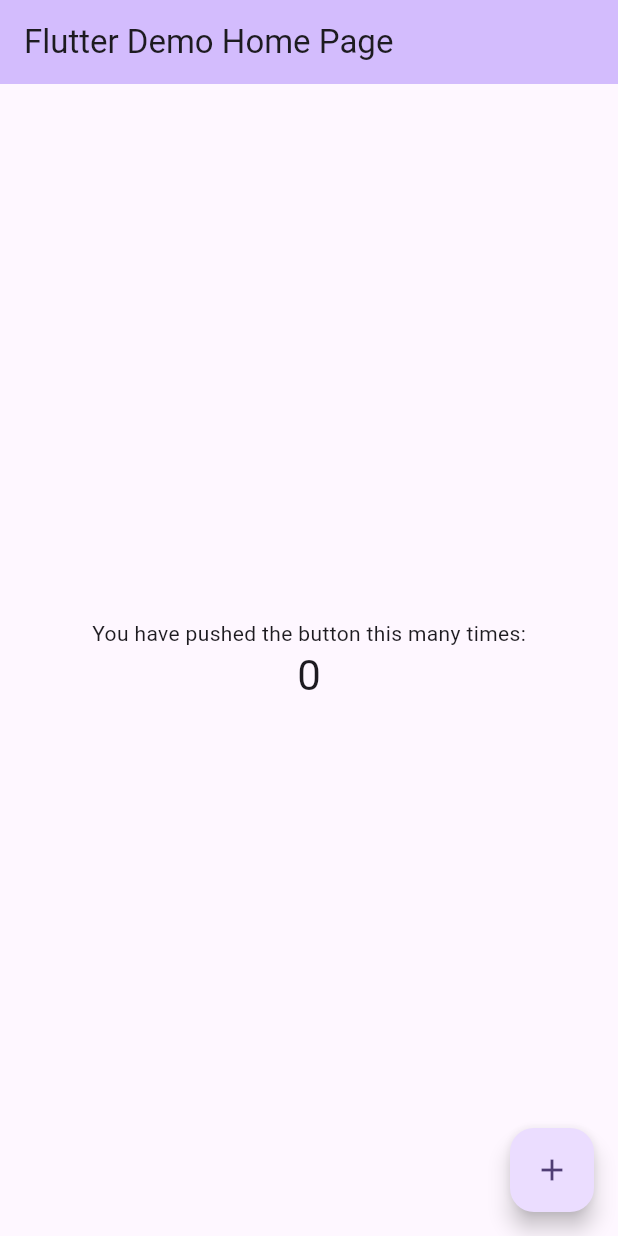
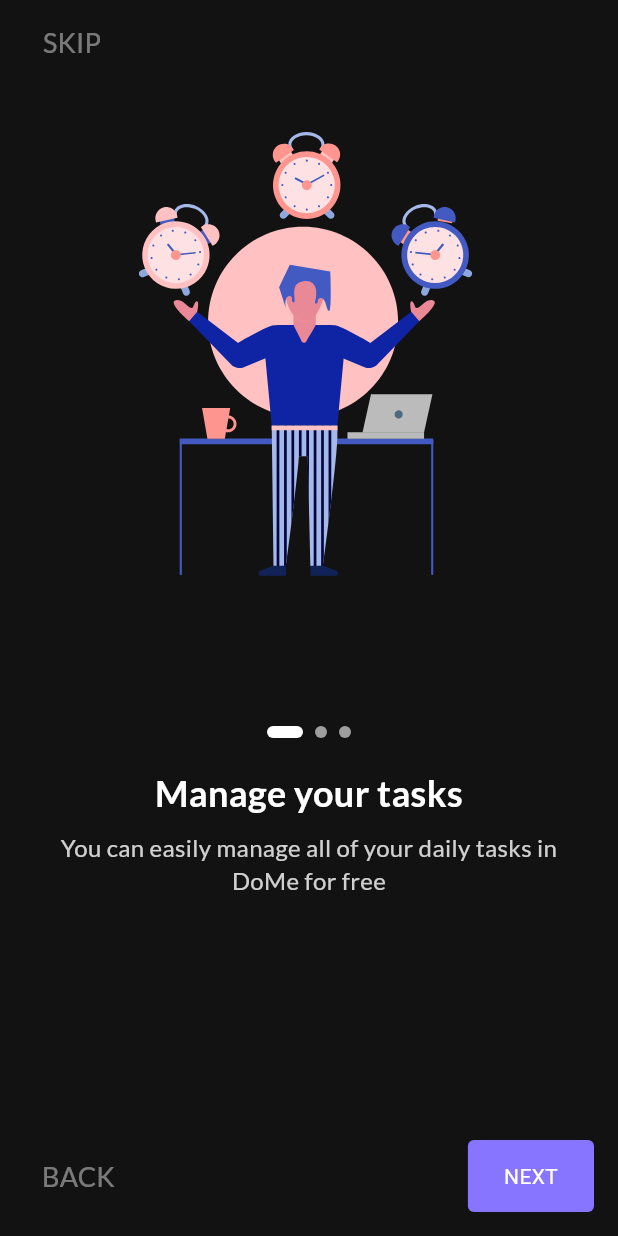
Before and after one commit to MohamedEmad7299/To-Do, a Flutter app: the screen it shows after launch, on a phone screen of 412 x 824 dp. Run offline on Flutter 3.47's test engine with Material 3 defaults, Android fonts, the phone set to English and light mode, and no system bars; drawn by our look-alikes of smooth_page_indicator; our stand-ins replace bloc, flutter_svg, go_router, google_fonts.

Commit message:
nearly complete onBoardingScreen

```diff
--- /dev/null
+++ b/lib/core/routing/AppRouter.dart
@@ -0,0 +1,21 @@
+
+import 'package:go_router/go_router.dart';
+import 'package:to_do/core/routing/routes.dart';
+import 'package:to_do/features/on_boarding/on_boarding_screen.dart';
+import 'package:to_do/features/splash/splash_screen.dart';
+
+class AppRouter {
+  static final router = GoRouter(
+    initialLocation: Routes.onBoarding,
+    routes: [
+      GoRoute(
+        path: Routes.splash,
+        builder: (context, state) => const SplashScreen(),
+      ),
+      GoRoute(
+        path: Routes.onBoarding,
+        builder: (context, state) => const OnBoardingScreen(),
+      ),
+    ],
+  );
+}
--- /dev/null
+++ b/lib/core/routing/routes.dart
@@ -0,0 +1,8 @@
+
+
+class Routes{
+
+  static const String home = '/home';
+  static const String splash = '/splash';
+  static const String onBoarding = '/on_boarding';
+}
--- /dev/null
+++ b/lib/core/style/colors/app_colors.dart
@@ -0,0 +1,13 @@
+
+
+
+import 'dart:ui';
+
+class AppColors {
+
+  static const nearBlack = Color(0xFF121212);
+  static const lavenderPurple = Color(0xFF8875FF);
+  static const weakGray = Color(0x70FFFFFF);
+  static const jetBlack = Color(0xFF1D1D1D);
+
+}
--- /dev/null
+++ b/lib/features/on_boarding/on_boarding_screen.dart
@@ -0,0 +1,175 @@
+import 'package:flutter/material.dart';
+import 'package:google_fonts/google_fonts.dart';
+import 'package:smooth_page_indicator/smooth_page_indicator.dart';
+import 'package:to_do/core/style/colors/app_colors.dart';
+import 'package:to_do/features/on_boarding/presentation/models/on_boarding_model.dart';
+import 'package:to_do/features/on_boarding/presentation/widgets/on_boarding_page.dart';
+
+import '../../generated/assets.dart';
+
+class OnBoardingScreen extends StatefulWidget {
+  const OnBoardingScreen({super.key});
+
+  @override
+  State<OnBoardingScreen> createState() => _OnBoardingScreenState();
+}
+
+class _OnBoardingScreenState extends State<OnBoardingScreen> {
+  var boardController = PageController();
+
+  var isLast = false;
+  var currentIndex = 0;
+
+
+  List<OnBoardingModel> boardings = [
+    OnBoardingModel(
+      image: Assets.svgsBoard1,
+      title: 'Manage your tasks',
+      description:
+      'You can easily manage all of your daily tasks in DoMe for free',
+    ),
+    OnBoardingModel(
+      image: Assets.svgsBoard2,
+      title: 'Create daily routine',
+      description:
+      'In ToDo  you can create your personalized routine to stay productive',
+    ),
+    OnBoardingModel(
+      image: Assets.svgsBoard3,
+      title: 'Orgonaize your tasks',
+      description:
+      'You can organize your daily tasks by adding your tasks into separate categories',
+    ),
+  ];
+
+  @override
+  Widget build(BuildContext context) {
+    return Scaffold(
+      appBar: AppBar(
+        actions: [
+          Row(
+            children: [
+              const SizedBox(width: 16,),
+              TextButton(
+                onPressed: () {},
+                child: Text(
+                  'SKIP',
+                  style: GoogleFonts.lato(
+                    color: AppColors.weakGray,
+                    fontSize: 18,
+                  ),
+                ),
+              ),
+            ]
+          ),
+          Spacer(), // This pushes the button to the left
+        ],
+      ),
+      backgroundColor: AppColors.nearBlack,
+      body: Padding(
+        padding: const EdgeInsets.all(16),
+        child: Column(
+          crossAxisAlignment: CrossAxisAlignment.start,
+          children: [
+            Expanded(
+              child: Stack(
+                children: [
+                  PageView.builder(
+                    physics: const BouncingScrollPhysics(), // Better scroll physics
+                    onPageChanged: (index) {
+                      currentIndex = index;
+                      if (index == boardings.length - 1) {
+                        setState(() {
+                          isLast = true;
+                        });
+                      } else {
+                        setState(() {
+                          isLast = false;
+                        });
+                      }
+                    },
+                    controller: boardController,
+                    itemBuilder: (context, index) {
+                      return OnBoardingPage(onBoardingModel: boardings[index]);
+                    },
+                    itemCount: boardings.length, // Use dynamic length
+                  ),
+                  // Centered indicator positioned above the content
+                  Positioned(
+                    top: MediaQuery.of(context).size.height * 0.50, // Adjust this value to position exactly where you want
+                    left: 0,
+                    right: 0,
+                    child: Center(
+                      child: SmoothPageIndicator(
+                        effect: ExpandingDotsEffect(
+                          dotColor: Colors.grey,
+                          activeDotColor: Colors.white,
+                          dotHeight: 8,
+                          dotWidth: 8,
+                        ),
+                        controller: boardController,
+                        count: boardings.length,
+                      ),
+                    ),
+                  ),
+                ],
+              ),
+            ),
+            SizedBox(height: 20),
+            Row(
+              children: [
+                TextButton(
+                  onPressed: () {
+                    if (currentIndex > 0){
+                      boardController.previousPage(
+                        duration: Duration(milliseconds: 300),
+                        curve: Curves.easeIn,
+                      );
+                    }
+                  },
+                  child: Text(
+                    'BACK',
+                    style: GoogleFonts.lato(
+                      color: AppColors.weakGray,
+                      fontSize: 18,
+                    ),
+                  ),
+                ),
+                Spacer(),
+                GestureDetector(
+                  onTap: () {
+                    if (isLast) {
+                      // Handle navigation to next screen
+                    } else {
+                      boardController.nextPage(
+                        duration: Duration(milliseconds: 300),
+                        curve: Curves.easeIn,
+                      );
+                    }
+                  },
+                  child: Container(
+                    height: 48,
+                    decoration: BoxDecoration(
+                        color: AppColors.lavenderPurple,
+                        borderRadius: BorderRadius.all(Radius.circular(4))
+                    ),
+                    child: Row(
+                      children: [
+                        SizedBox(width: 24),
+                        Text(
+                          isLast ? 'GET STARTED' : 'NEXT',
+                          style: TextStyle(color: Colors.white),
+                        ),
+                        SizedBox(width: 24),
+                      ],
+                    ),
+                  ),
+                ),
+              ],
+            ),
+          ],
+        ),
+      ),
+    );
+  }
+}
--- /dev/null
+++ b/lib/features/on_boarding/presentation/bloc/on_board_bloc.dart
@@ -0,0 +1,13 @@
+import 'package:bloc/bloc.dart';
+import 'package:meta/meta.dart';
+
+part 'on_board_event.dart';
+part 'on_board_state.dart';
+
+class OnBoardBloc extends Bloc<OnBoardEvent, OnBoardState> {
+  OnBoardBloc() : super(OnBoardInitial()) {
+    on<OnBoardEvent>((event, emit) {
+      // TODO: implement event handler
+    });
+  }
+}
--- /dev/null
+++ b/lib/features/on_boarding/presentation/bloc/on_board_event.dart
@@ -0,0 +1,4 @@
+part of 'on_board_bloc.dart';
+
+@immutable
+sealed class OnBoardEvent {}
--- /dev/null
+++ b/lib/features/on_boarding/presentation/bloc/on_board_state.dart
@@ -0,0 +1,6 @@
+part of 'on_board_bloc.dart';
+
+@immutable
+sealed class OnBoardState {}
+
+final class OnBoardInitial extends OnBoardState {}
--- /dev/null
+++ b/lib/features/on_boarding/presentation/models/on_boarding_model.dart
@@ -0,0 +1,10 @@
+
+
+class OnBoardingModel {
+  final String image;
+  final String title;
+  final String description;
+
+  OnBoardingModel(
+      {required this.image, required this.title, required this.description});
+}
--- /dev/null
+++ b/lib/features/on_boarding/presentation/widgets/on_boarding_page.dart
@@ -0,0 +1,67 @@
+import 'package:flutter/material.dart';
+import 'package:flutter_svg/svg.dart';
+import 'package:google_fonts/google_fonts.dart';
+import '../models/on_boarding_model.dart';
+
+class OnBoardingPage extends StatelessWidget {
+  final OnBoardingModel onBoardingModel;
+
+  const OnBoardingPage({super.key, required this.onBoardingModel});
+
+  @override
+  Widget build(BuildContext context) {
+    return RepaintBoundary(
+      child: Container(
+        padding: const EdgeInsets.all(16),
+        width: double.infinity,
+        child: Column(
+          crossAxisAlignment: CrossAxisAlignment.center,
+          children: [
+            RepaintBoundary(
+              child: SvgPicture.asset(
+                onBoardingModel.image,
+                width: 271,
+                height: 296,
+                placeholderBuilder: (BuildContext context) => Container(
+                  width: 271,
+                  height: 296,
+                  color: Colors.grey.withOpacity(0.1),
+                  child: const Center(
+                    child: CircularProgressIndicator(
+                      strokeWidth: 2,
+                      valueColor: AlwaysStoppedAnimation<Color>(Colors.white),
+                    ),
+                  ),
+                ),
+              ),
+            ),
+            const SizedBox(height: 128),
+            Text(
+              onBoardingModel.title,
+              style: _titleTextStyle,
+              textAlign: TextAlign.center,
+            ),
+            const SizedBox(height: 8),
+            Text(
+              onBoardingModel.description,
+              style: _descriptionTextStyle,
+              textAlign: TextAlign.center,
+            ),
+          ],
+        ),
+      ),
+    );
+  }
+
+  static final TextStyle _titleTextStyle = GoogleFonts.lato(
+    fontSize: 24,
+    color: Colors.white,
+    fontWeight: FontWeight.w600,
+  );
+
+  static final TextStyle _descriptionTextStyle = GoogleFonts.lato(
+    fontSize: 16,
+    color: Colors.white.withOpacity(0.8),
+    height: 1.4, // Better line height for readability
+  );
+}
--- /dev/null
+++ b/lib/features/splash/splash_screen.dart
@@ -0,0 +1,22 @@
+
+import 'package:flutter/material.dart';
+import 'package:flutter_svg/flutter_svg.dart';
+import 'package:to_do/core/style/colors/app_colors.dart';
+import 'package:to_do/generated/assets.dart';
+
+class SplashScreen extends StatelessWidget {
+
+  const SplashScreen({super.key});
+
+  @override
+  Widget build(BuildContext context) {
+    return Scaffold(
+      backgroundColor: AppColors.nearBlack,
+      body: Center(
+        child: SvgPicture.asset(
+            Assets.svgsSplash
+        ),
+      ),
+    );
+  }
+}
--- a/lib/main.dart
+++ b/lib/main.dart
@@ -1,122 +1,34 @@
+
 import 'package:flutter/material.dart';
+import 'package:flutter/services.dart';
+import 'package:to_do/core/routing/AppRouter.dart';
+import 'core/style/colors/app_colors.dart';
 
 void main() {
+
   runApp(const MyApp());
 }
 
 class MyApp extends StatelessWidget {
   const MyApp({super.key});
 
-  // This widget is the root of your application.
   @override
   Widget build(BuildContext context) {
-    return MaterialApp(
+    return MaterialApp.router(
+      debugShowCheckedModeBanner: false,
       title: 'Flutter Demo',
+      routerConfig: AppRouter.router,
       theme: ThemeData(
-        // This is the theme of your application.
-        //
-        // TRY THIS: Try running your application with "flutter run". You'll see
-        // the application has a purple toolbar. Then, without quitting the app,
-        // try changing the seedColor in the colorScheme below to Colors.green
-        // and then invoke "hot reload" (save your changes or press the "hot
-        // reload" button in a Flutter-supported IDE, or press "r" if you used
-        // the command line to start the app).
-        //
-        // Notice that the counter didn't reset back to zero; the application
-        // state is not lost during the reload. To reset the state, use hot
-        // restart instead.
-        //
-        // This works for code too, not just values: Most code changes can be
-        // tested with just a hot reload.
+        appBarTheme: AppBarTheme(
+          backgroundColor: AppColors.nearBlack,
+          systemOverlayStyle: SystemUiOverlayStyle(
+            statusBarColor: AppColors.nearBlack,
+            statusBarIconBrightness: Brightness.light,
+            statusBarBrightness: Brightness.dark, // For iOS
+          ),
+        ),
         colorScheme: ColorScheme.fromSeed(seedColor: Colors.deepPurple),
       ),
-      home: const MyHomePage(title: 'Flutter Demo Home Page'),
     );
   }
 }
-
-class MyHomePage extends StatefulWidget {
-  const MyHomePage({super.key, required this.title});
-
-  // This widget is the home page of your application. It is stateful, meaning
-  // that it has a State object (defined below) that contains fields that affect
-  // how it looks.
-
-  // This class is the configuration for the state. It holds the values (in this
-  // case the title) provided by the parent (in this case the App widget) and
-  // used by the build method of the State. Fields in a Widget subclass are
-  // always marked "final".
-
-  final String title;
-
-  @override
-  State<MyHomePage> createState() => _MyHomePageState();
-}
-
-class _MyHomePageState extends State<MyHomePage> {
-  int _counter = 0;
-
-  void _incrementCounter() {
-    setState(() {
-      // This call to setState tells the Flutter framework that something has
-      // changed in this State, which causes it to rerun the build method below
-      // so that the display can reflect the updated values. If we changed
-      // _counter without calling setState(), then the build method would not be
-      // called again, and so nothing would appear to happen.
-      _counter++;
-    });
-  }
-
-  @override
-  Widget build(BuildContext context) {
-    // This method is rerun every time setState is called, for instance as done
-    // by the _incrementCounter method above.
-    //
-    // The Flutter framework has been optimized to make rerunning build methods
-    // fast, so that you can just rebuild anything that needs updating rather
-    // than having to individually change instances of widgets.
-    return Scaffold(
-      appBar: AppBar(
-        // TRY THIS: Try changing the color here to a specific color (to
-        // Colors.amber, perhaps?) and trigger a hot reload to see the AppBar
-        // change color while the other colors stay the same.
-        backgroundColor: Theme.of(context).colorScheme.inversePrimary,
-        // Here we take the value from the MyHomePage object that was created by
-        // the App.build method, and use it to set our appbar title.
-        title: Text(widget.title),
-      ),
-      body: Center(
-        // Center is a layout widget. It takes a single child and positions it
-        // in the middle of the parent.
-        child: Column(
-          // Column is also a layout widget. It takes a list of children and
-          // arranges them vertically. By default, it sizes itself to fit its
-          // children horizontally, and tries to be as tall as its parent.
-          //
-          // Column has various properties to control how it sizes itself and
-          // how it positions its children. Here we use mainAxisAlignment to
-          // center the children vertically; the main axis here is the vertical
-          // axis because Columns are vertical (the cross axis would be
-          // horizontal).
-          //
-          // TRY THIS: Invoke "debug painting" (choose the "Toggle Debug Paint"
-          // action in the IDE, or press "p" in the console), to see the
-          // wireframe for each widget.
-          mainAxisAlignment: MainAxisAlignment.center,
-          children: <Widget>[
-            const Text('You have pushed the button this many times:'),
-            Text(
-              '$_counter',
-              style: Theme.of(context).textTheme.headlineMedium,
-            ),
-          ],
-        ),
-      ),
-      floatingActionButton: FloatingActionButton(
-        onPressed: _incrementCounter,
-        tooltip: 'Increment',
-        child: const Icon(Icons.add),
-      ), // This trailing comma makes auto-formatting nicer for build methods.
-    );
-  }
-}
```
Also changed, not shown: pubspec.yaml (+7 -3 lines), assets/svgs/board1.svg (added), assets/svgs/board2.svg (added), assets/svgs/board3.svg (added), assets/svgs/splash.svg (added), lib/generated/assets.dart (added), pubspec.lock, 1 other file.
